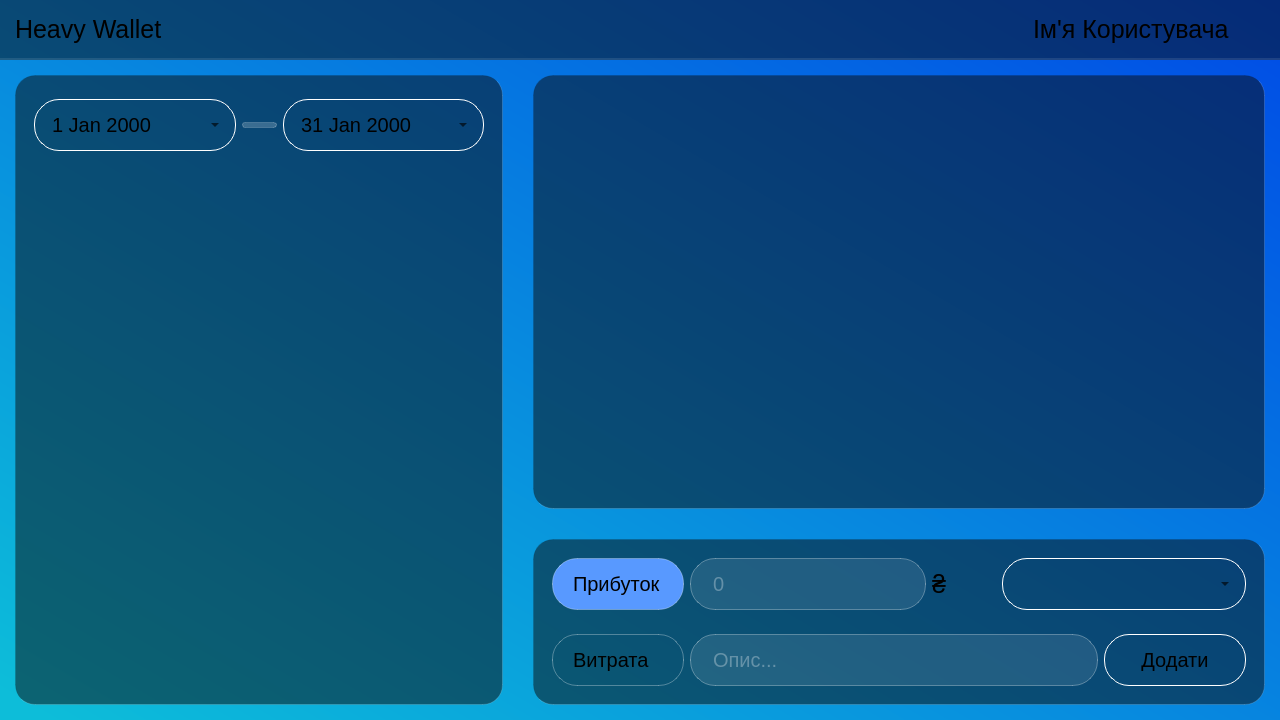
Before: the Qt Designer form budget_manager_frontend/forms/mainwindow.ui in BogdanKalysh/budget_manager_app, drawn with Qt 5.
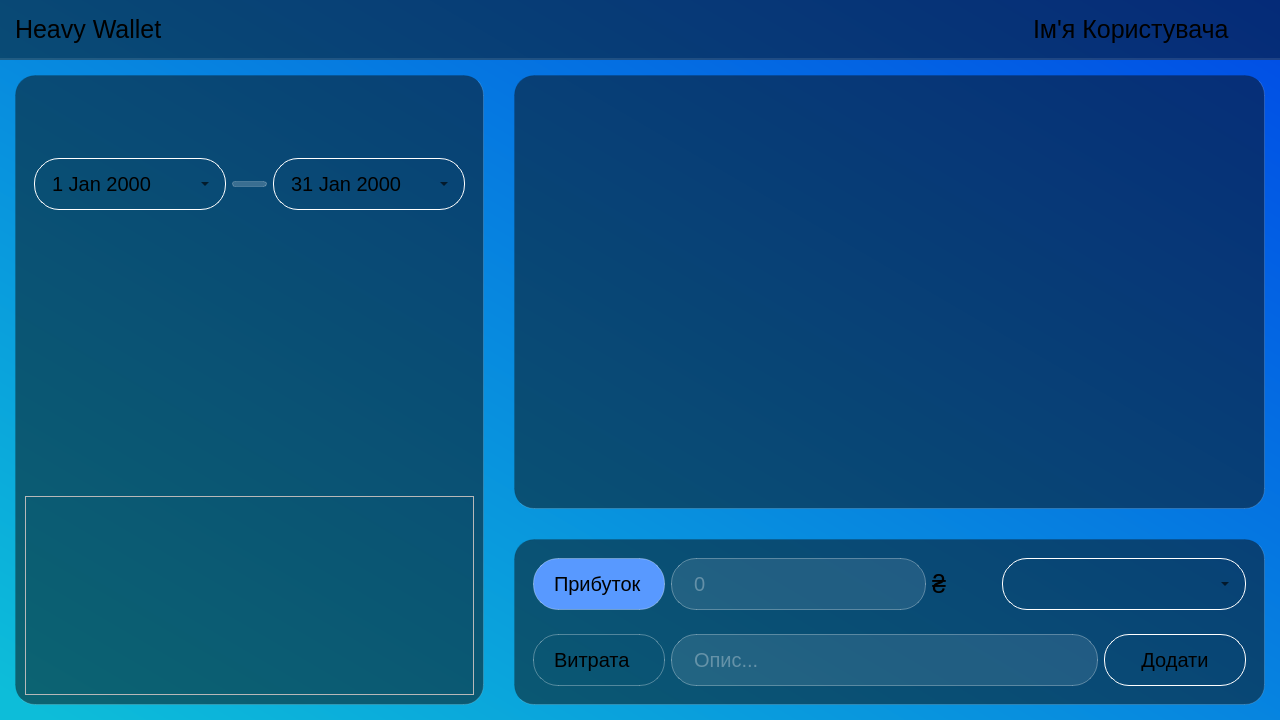
After: the same form once the commit is applied. Icons and pictures are not drawn. Custom widgets are drawn as their Qt base class.

Patch:
```diff
--- a/budget_manager_frontend/forms/mainwindow.ui
+++ b/budget_manager_frontend/forms/mainwindow.ui
@@ -315,7 +315,7 @@
         <widget class="QFrame" name="transactionListFrame">
          <property name="sizePolicy">
           <sizepolicy hsizetype="Preferred" vsizetype="Preferred">
-           <horstretch>6</horstretch>
+           <horstretch>8</horstretch>
            <verstretch>6</verstretch>
           </sizepolicy>
          </property>
@@ -492,7 +492,7 @@
         <widget class="QFrame" name="pieChartFrame">
          <property name="sizePolicy">
           <sizepolicy hsizetype="Preferred" vsizetype="Preferred">
-           <horstretch>4</horstretch>
+           <horstretch>5</horstretch>
            <verstretch>1</verstretch>
           </sizepolicy>
          </property>
@@ -506,7 +506,7 @@
           <item>
            <widget class="QFrame" name="dateEditFrame">
             <property name="sizePolicy">
-             <sizepolicy hsizetype="Preferred" vsizetype="Expanding">
+             <sizepolicy hsizetype="Preferred" vsizetype="Preferred">
               <horstretch>0</horstretch>
               <verstretch>0</verstretch>
              </sizepolicy>
@@ -592,27 +592,30 @@
            </widget>
           </item>
           <item>
-           <widget class="Piechart" name="donutPiechart" native="true">
-            <property name="sizePolicy">
-             <sizepolicy hsizetype="Preferred" vsizetype="Expanding">
-              <horstretch>0</horstretch>
-              <verstretch>1</verstretch>
-             </sizepolicy>
+           <widget class="QFrame" name="pieChart2">
+            <property name="styleSheet">
+             <string notr="true">QFrame{
+	background: transparent;
+}</string>
             </property>
            </widget>
           </item>
           <item>
-           <spacer name="verticalSpacer">
-            <property name="orientation">
-             <enum>Qt::Vertical</enum>
-            </property>
-            <property name="sizeHint" stdset="0">
+           <widget class="QFrame" name="legend">
+            <property name="minimumSize">
              <size>
-              <width>20</width>
-              <height>20</height>
+              <width>0</width>
+              <height>150</height>
              </size>
             </property>
-           </spacer>
+            <property name="frameShape">
+             <enum>QFrame::StyledPanel</enum>
+            </property>
+            <property name="frameShadow">
+             <enum>QFrame::Raised</enum>
+            </property>
+            <layout class="QGridLayout" name="gridLayout_3"/>
+           </widget>
           </item>
          </layout>
         </widget>
@@ -633,14 +636,6 @@
    </property>
   </widget>
  </widget>
- <customwidgets>
-  <customwidget>
-   <class>Piechart</class>
-   <extends>QWidget</extends>
-   <header location="global">piechart.h</header>
-   <container>1</container>
-  </customwidget>
- </customwidgets>
  <resources>
   <include location="../resources/src.qrc"/>
  </resources>
```
Left out of the diff: 17 changed lines with no effect on the pictures.
